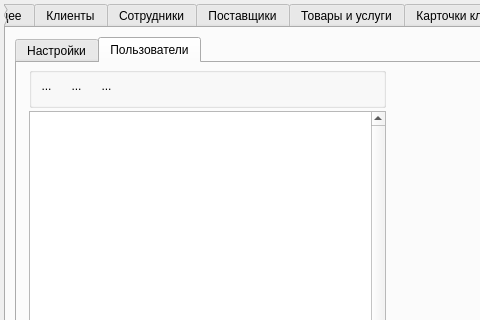
This is arm_admin.ui in sergey4475/project as Qt 5 draws it before an edit; both pictures show x 0 to 480 and y 0 to 320 of the 705 by 620 pixel window. The edited form follows.
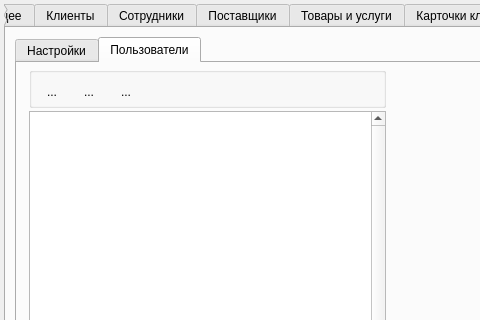
This is the edited form. Icons and pictures are not drawn.

```diff
--- a/arm_admin.ui
+++ b/arm_admin.ui
@@ -584,15 +584,18 @@
            <property name="title">
             <string/>
            </property>
-           <widget class="QToolButton" name="toolButton_5">
+           <widget class="QWidget" name="horizontalLayoutWidget">
             <property name="geometry">
              <rect>
-              <x>6</x>
+              <x>4</x>
               <y>8</y>
-              <width>23</width>
-              <height>22</height>
+              <width>160</width>
+              <height>33</height>
              </rect>
             </property>
+            <layout class="QHBoxLayout" name="horizontalLayout_2">
+             <item>
+              <widget class="QToolButton" name="add_user">
             <property name="text">
              <string>...</string>
             </property>
@@ -610,41 +613,9 @@
              <bool>true</bool>
             </property>
            </widget>
-           <widget class="QToolButton" name="toolButton">
-            <property name="geometry">
-             <rect>
-              <x>66</x>
-              <y>8</y>
-              <width>23</width>
-              <height>22</height>
-             </rect>
-            </property>
-            <property name="text">
-             <string>...</string>
-            </property>
-            <property name="icon">
-             <iconset resource="icons.qrc">
-              <normaloff>:/image/icons/UserSecure32.png</normaloff>:/image/icons/UserSecure32.png</iconset>
-            </property>
-            <property name="iconSize">
-             <size>
-              <width>24</width>
-              <height>24</height>
-             </size>
-            </property>
-            <property name="autoRaise">
-             <bool>true</bool>
-            </property>
-           </widget>
-           <widget class="QToolButton" name="toolButton_6">
-            <property name="geometry">
-             <rect>
-              <x>36</x>
-              <y>8</y>
-              <width>23</width>
-              <height>22</height>
-             </rect>
-            </property>
+             </item>
+             <item>
+              <widget class="QToolButton" name="edit_user">
             <property name="text">
              <string>...</string>
             </property>
@@ -662,15 +633,29 @@
              <bool>true</bool>
             </property>
            </widget>
-           <widget class="QToolButton" name="toolButton_2">
-            <property name="geometry">
-             <rect>
-              <x>96</x>
-              <y>8</y>
-              <width>23</width>
-              <height>22</height>
-             </rect>
-            </property>
+             </item>
+             <item>
+              <widget class="QToolButton" name="block_user">
+               <property name="text">
+                <string>...</string>
+               </property>
+               <property name="icon">
+                <iconset resource="icons.qrc">
+                 <normaloff>:/image/icons/UserSecure32.png</normaloff>:/image/icons/UserSecure32.png</iconset>
+               </property>
+               <property name="iconSize">
+                <size>
+                 <width>24</width>
+                 <height>24</height>
+                </size>
+               </property>
+               <property name="autoRaise">
+                <bool>true</bool>
+               </property>
+              </widget>
+             </item>
+             <item>
+              <widget class="QToolButton" name="delete_user">
             <property name="text">
              <string/>
             </property>
@@ -693,6 +678,9 @@
             <property name="autoRaise">
              <bool>true</bool>
             </property>
+              </widget>
+             </item>
+            </layout>
            </widget>
           </widget>
          </widget>
```
Lines whose indentation alone changed are shown as unchanged.
